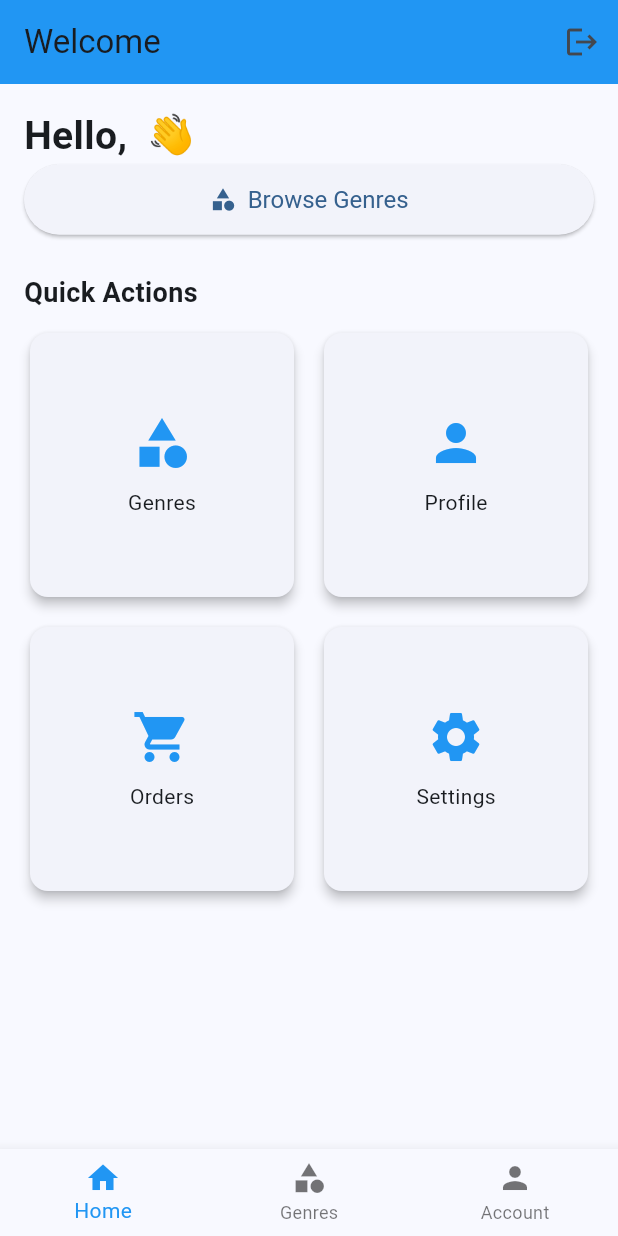
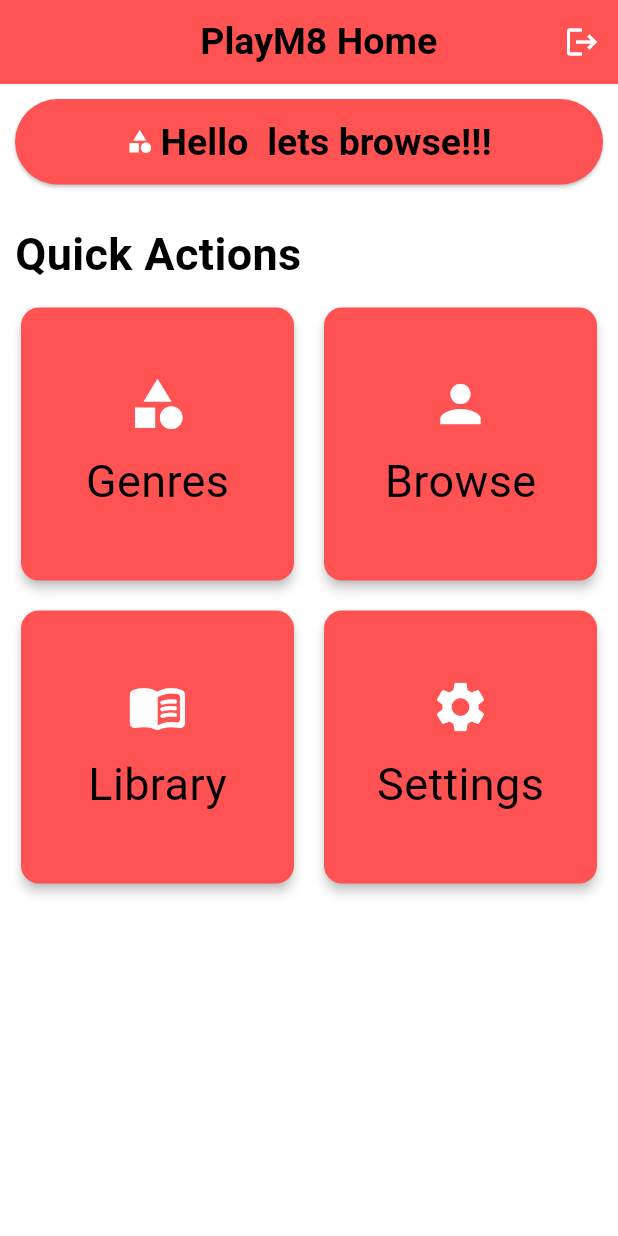
Before and after one commit to tylerhamilton-blip/PlayM8, a Flutter app: the HomePage screen opened directly with empty values, on a phone screen of 412 x 824 dp. Run offline on Flutter 3.47's test engine with Material 3 defaults, Android fonts, the phone set to English and light mode, and no system bars; our stand-ins replace flutter_card_swiper, go_router, hive, hive_flutter, lottie; accounts and stored records are empty.

Commit message:
Refactor HomePage with loading and navigation features
Refactor HomePage to include loading states and navigation methods for genre and auth pages. Updated UI elements and improved button actions.

```diff
--- a/lib/pages/home_page.dart
+++ b/lib/pages/home_page.dart
@@ -3,6 +3,7 @@ import 'package:go_router/go_router.dart';
 import '../storage/local_store.dart';
 import 'package:http/http.dart' as http;
 import './genre_questionnaire_page.dart';
+import './auth_page.dart';
 
 class HomePage extends StatefulWidget {
   final String username;
@@ -14,6 +15,7 @@ class HomePage extends StatefulWidget {
 class _HomePageState extends State<HomePage>{
   //Add a get method here to implement custom user profiles later
   late String userName;
+  bool _loading = false;
 
   //Used to initialized the variables/ attributes above(userName)
   @override
@@ -23,55 +25,86 @@ class _HomePageState extends State<HomePage>{
     userName=widget.username;//Using the username from the constructor to initialize
   }
 
-  //Change anything in here but the heavily commented section below with navigator
+  Future<void> browseGenre() async {
+    setState(() {
+      _loading = true;
+    });
+    await Future<void>.delayed(const Duration(milliseconds: 400));
+
+    if (!mounted) return;
+    // Navigate to genres page(very important section for page switching)
+    Navigator.push(
+      context,
+      MaterialPageRoute(
+          builder: (_) => const GenreQuestionnairePage()),
+    );
+    setState(() {
+      _loading = false;
+    });
+    }
+  Future<void> authPage() async {
+    setState(() {
+      _loading = true;
+    });
+    await Future<void>.delayed(const Duration(milliseconds: 400));
+
+    if (!mounted) return;
+    // Navigate to genres page(very important section for page switching)
+    Navigator.pushReplacement(
+      context,
+      MaterialPageRoute(
+          builder: (_) => const AuthPage()),
+    );
+    setState(() {
+      _loading = false;
+    });
+  }
+
     @override
     Widget build(BuildContext context) {
       return Scaffold(
         appBar: AppBar(
-        title: Text("Welcome"),
-        backgroundColor: Colors.blue,
+          title: Align(
+            alignment: Alignment(0.35, 0.9),
+            child: Text("PlayM8 Home",
+              textAlign: TextAlign.center,
+              style: TextStyle(
+                color: Colors.black,
+                fontWeight: FontWeight.bold,
+                fontSize: 25,
+              ),
+            ),
+          ),
+          backgroundColor: Colors.redAccent,
           actions: [
             IconButton(
-            icon: Icon(Icons.logout),
+              icon: Icon(Icons.logout,
+                  color: Colors.white),
               onPressed: () {
-              Navigator.pushReplacementNamed(context, "/login");
+                  authPage();
               },
-          )
+            ),
           ],
         ),
 
-      body: Padding(
-        padding: const EdgeInsets.all(16),
+        body: Container(
+          padding: const EdgeInsets.all(10),
           child: Column(
             crossAxisAlignment: CrossAxisAlignment.start,
             children: [
-            // 👋 Greeting
-            Text(
-              "Hello, $userName 👋",
-              style: TextStyle(
-                fontSize: 26,
-                fontWeight: FontWeight.bold,
-              ),
-            ),
-            //Adjust but main thing that works here
-            //Brings you to the genres and leads you to discovery page
-            //Adjust section how you like
               SizedBox(
                 width: double.infinity,
                 child: ElevatedButton.icon(
                   onPressed: () {
-                  // Navigate to genres page(very important section for page switching)
-                  Navigator.push(
-                    context,
-                    MaterialPageRoute(
-                      builder:(_) => const GenreQuestionnairePage()),
-                    );//End of important section
+                    browseGenre();
                   },
-                icon: Icon(Icons.category),
-                label: Text("Browse Genres"),
+                  icon: Icon(Icons.category,color: Colors.white),
+                  label: Text("Hello $userName lets browse!!!"),
                   style: ElevatedButton.styleFrom(
+                    backgroundColor: Colors.redAccent,
+                    foregroundColor: Colors.black,
                     padding: EdgeInsets.symmetric(vertical: 14),
-                  textStyle: TextStyle(fontSize: 16),
+                    textStyle: TextStyle(fontSize: 25, fontWeight: FontWeight.bold),
                   ),
                 ),
               ),
@@ -79,12 +112,13 @@ class _HomePageState extends State<HomePage>{
               SizedBox(height: 25),
 
 
-            // 📦 Quick Actions
+              // Quick Actions
               Text(
                 "Quick Actions",
                 style: TextStyle(
-                fontSize: 18,
+                  fontSize: 30,
                   fontWeight: FontWeight.w600,
+                  color: Colors.black,
                 ),
               ),
 
@@ -96,62 +130,42 @@ class _HomePageState extends State<HomePage>{
                   crossAxisSpacing: 12,
                   mainAxisSpacing: 12,
                   children: [
-                  buildCard(Icons.category, "Genres", context),
-                  buildCard(Icons.person, "Profile", context),
-                  buildCard(Icons.shopping_cart, "Orders", context),
-                  buildCard(Icons.settings, "Settings", context),
+                    buildCard(Icons.category, "Genres", context,browseGenre),
+                    buildCard(Icons.person, "Browse", context,browseGenre),
+                    buildCard(Icons.menu_book_rounded, "Library", context,browseGenre),
+                    buildCard(Icons.settings, "Settings", context,browseGenre),
+
                   ],
                 ),
               ),
             ],
           ),
-      ),
-
-      bottomNavigationBar: BottomNavigationBar(
-        selectedItemColor: Colors.blue,
-        currentIndex: 0,
-        onTap: (index) {
-          if (index == 1) {
-            Navigator.pushNamed(context, "/genres");
-          }
-        },
-        items: const [
-          BottomNavigationBarItem(
-            icon: Icon(Icons.home),
-            label: "Home",
-          ),
-          BottomNavigationBarItem(
-            icon: Icon(Icons.category),
-            label: "Genres",
-          ),
-          BottomNavigationBarItem(
-            icon: Icon(Icons.person),
-            label: "Account",
-          ),
-        ],
+          color: Colors.white,
         ),
       );
     }
-
-  Widget buildCard(IconData icon, String title, BuildContext context) {
+//Function for easily making cards
+    Widget buildCard(IconData icon, String title, BuildContext context, Future<void> Function () navigate) {
       return Card(
         elevation: 3,
         shape: RoundedRectangleBorder(
           borderRadius: BorderRadius.circular(12),
         ),
+        color: Colors.redAccent,
         child: InkWell(
-        onTap: () {
-          if (title == "Genres") {
-            Navigator.pushNamed(context, "/genres");
-          }
-        },
+          onTap: navigate,
           child: Column(
             mainAxisAlignment: MainAxisAlignment.center,
             children: [
-            Icon(icon, size: 40, color: Colors.blue),
+              Icon(icon, size: 40, color: Colors.white),
               SizedBox(height: 10),
-            Text(title),
+              Text(title,
+                  style: TextStyle(
+                      color: Colors.black,
+                      fontSize: 30
+                  )),
             ],
+
           ),
         ),
       );
```
Lines whose indentation alone changed are shown as unchanged.
